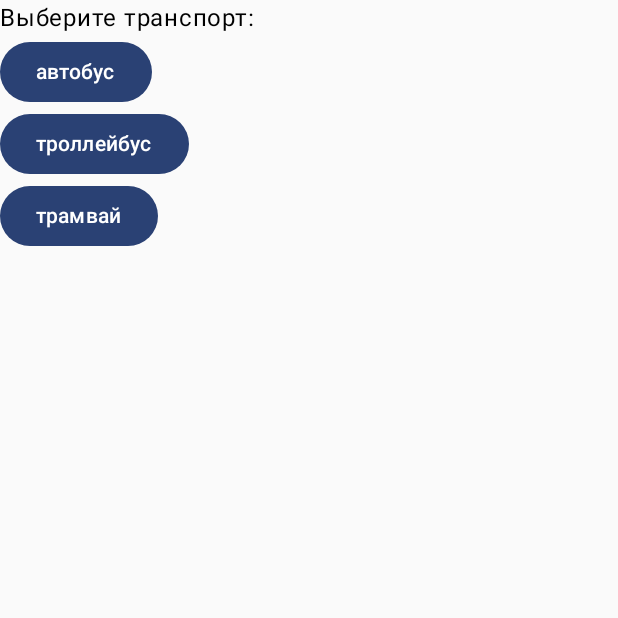
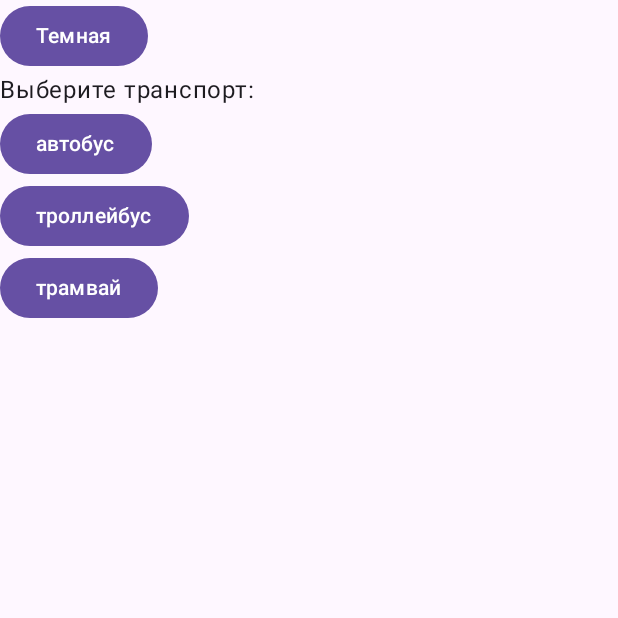
Before and after one commit to RomaKarsakov/Transport-stops, an Android app built with Jetpack Compose: the screen it shows after launch (MainActivity), on a phone screen of 412 x 824 dp, the top half of it. Run offline under Robolectric (Android 15) with nearby library versions, the phone set to English and light mode, and no system bars; libraries missing offline, so code that uses them is left out: org.osmdroid.config, org.osmdroid.tileprovider, org.osmdroid.util, org.osmdroid.views; pictures from the network do not load; 2 statements that could not run were skipped.

Commit message:
add theme switch with shared preferences

```diff
--- a/app/src/main/java/com/example/project/MainActivity.kt
+++ b/app/src/main/java/com/example/project/MainActivity.kt
@@ -63,15 +63,20 @@ import kotlinx.coroutines.flow.StateFlow
 import kotlinx.coroutines.launch
 import org.osmdroid.util.GeoPoint
 import org.osmdroid.views.overlay.Marker
+import com.example.project.ThemeManager
 
 class MainActivity : ComponentActivity() {
+    private lateinit var themeManager: ThemeManager
+
     override fun onCreate(savedInstanceState: Bundle?) {
         super.onCreate(savedInstanceState)
+        themeManager = ThemeManager(this)
         Configuration.getInstance().load(applicationContext, getSharedPreferences("osm", MODE_PRIVATE))
         Configuration.getInstance().userAgentValue = packageName
+
         setContent {
-            ProjectTheme {
-                App()
+            ProjectTheme(darkTheme = themeManager.isDarkTheme) {
+                App(themeManager)
             }
         }
     }
@@ -193,14 +198,16 @@ fun rememberMapView(): MapView {
 }
 
 @Composable
-fun App() {
+fun App(themeManager: ThemeManager) {
     val navController = rememberNavController()
+    Scaffold { paddingValues ->
         NavHost(
             navController = navController,
-        startDestination = "screen1"
+            startDestination = "screen1",
+            modifier = Modifier.padding(paddingValues)
         ) {
             composable("screen1") {
-            Screen1(navController)
+                Screen1(navController, themeManager)
             }
             composable("screen2/{title}") { backStackEntry ->
                 val title = backStackEntry.arguments?.getString("title") ?: ""
@@ -220,13 +227,19 @@ fun App() {
             }
         }
     }
+}
 
 @Composable
-fun Screen1(navController: NavController) {
+fun Screen1(navController: NavController, themeManager: ThemeManager) {
     Column(
         modifier = Modifier
             .fillMaxSize()
     ) {
+        Button(
+            onClick = { themeManager.toggleTheme() }
+        ) {
+            Text(if (themeManager.isDarkTheme) "Светлая" else "Темная")
+        }
         Text("Выберите транспорт:")
         Button(
             onClick = { navController.navigate("screen2/автобус") },
@@ -243,6 +256,7 @@ fun Screen1(navController: NavController) {
         ) {
             Text("трамвай")
         }
+
     }
 }
 
--- /dev/null
+++ b/app/src/main/java/com/example/project/ThemeManager.kt
@@ -0,0 +1,18 @@
+package com.example.project
+
+import android.content.Context
+import androidx.compose.runtime.getValue
+import androidx.compose.runtime.mutableStateOf
+import androidx.compose.runtime.setValue
+
+class ThemeManager(context: Context) {
+    private val prefs = context.getSharedPreferences("theme_prefs", Context.MODE_PRIVATE)
+
+    var isDarkTheme by mutableStateOf(prefs.getBoolean("is_dark_theme", false))
+        private set
+
+    fun toggleTheme() {
+        isDarkTheme = !isDarkTheme
+        prefs.edit().putBoolean("is_dark_theme", isDarkTheme).apply()
+    }
+}
--- a/app/src/main/java/com/example/project/ui/theme/Theme.kt
+++ b/app/src/main/java/com/example/project/ui/theme/Theme.kt
@@ -5,8 +5,6 @@ import android.os.Build
 import androidx.compose.foundation.isSystemInDarkTheme
 import androidx.compose.material3.MaterialTheme
 import androidx.compose.material3.darkColorScheme
-import androidx.compose.material3.dynamicDarkColorScheme
-import androidx.compose.material3.dynamicLightColorScheme
 import androidx.compose.material3.lightColorScheme
 import androidx.compose.runtime.Composable
 import androidx.compose.ui.platform.LocalContext
@@ -21,31 +19,14 @@ private val LightColorScheme = lightColorScheme(
     primary = Purple40,
     secondary = PurpleGrey40,
     tertiary = Pink40
-
-    /* Other default colors to override
-    background = Color(0xFFFFFBFE),
-    surface = Color(0xFFFFFBFE),
-    onPrimary = Color.White,
-    onSecondary = Color.White,
-    onTertiary = Color.White,
-    onBackground = Color(0xFF1C1B1F),
-    onSurface = Color(0xFF1C1B1F),
-    */
 )
 
 @Composable
 fun ProjectTheme(
     darkTheme: Boolean = isSystemInDarkTheme(),
-    // Dynamic color is available on Android 12+
-    dynamicColor: Boolean = true,
     content: @Composable () -> Unit
 ) {
     val colorScheme = when {
-        dynamicColor && Build.VERSION.SDK_INT >= Build.VERSION_CODES.S -> {
-            val context = LocalContext.current
-            if (darkTheme) dynamicDarkColorScheme(context) else dynamicLightColorScheme(context)
-        }
-
         darkTheme -> DarkColorScheme
         else -> LightColorScheme
     }
--- a/app/src/main/java/com/example/project/ui/theme/Type.kt
+++ b/app/src/main/java/com/example/project/ui/theme/Type.kt
@@ -6,7 +6,6 @@ import androidx.compose.ui.text.font.FontFamily
 import androidx.compose.ui.text.font.FontWeight
 import androidx.compose.ui.unit.sp
 
-// Set of Material typography styles to start with
 val Typography = Typography(
     bodyLarge = TextStyle(
         fontFamily = FontFamily.Default,
@@ -15,20 +14,5 @@ val Typography = Typography(
         lineHeight = 24.sp,
         letterSpacing = 0.5.sp
     )
-    /* Other default text styles to override
-    titleLarge = TextStyle(
-        fontFamily = FontFamily.Default,
-        fontWeight = FontWeight.Normal,
-        fontSize = 22.sp,
-        lineHeight = 28.sp,
-        letterSpacing = 0.sp
-    ),
-    labelSmall = TextStyle(
-        fontFamily = FontFamily.Default,
-        fontWeight = FontWeight.Medium,
-        fontSize = 11.sp,
-        lineHeight = 16.sp,
-        letterSpacing = 0.5.sp
-    )
-    */
+
 )
```
Also changed, not shown: 547 other files. Lines whose indentation alone changed are shown as unchanged.
